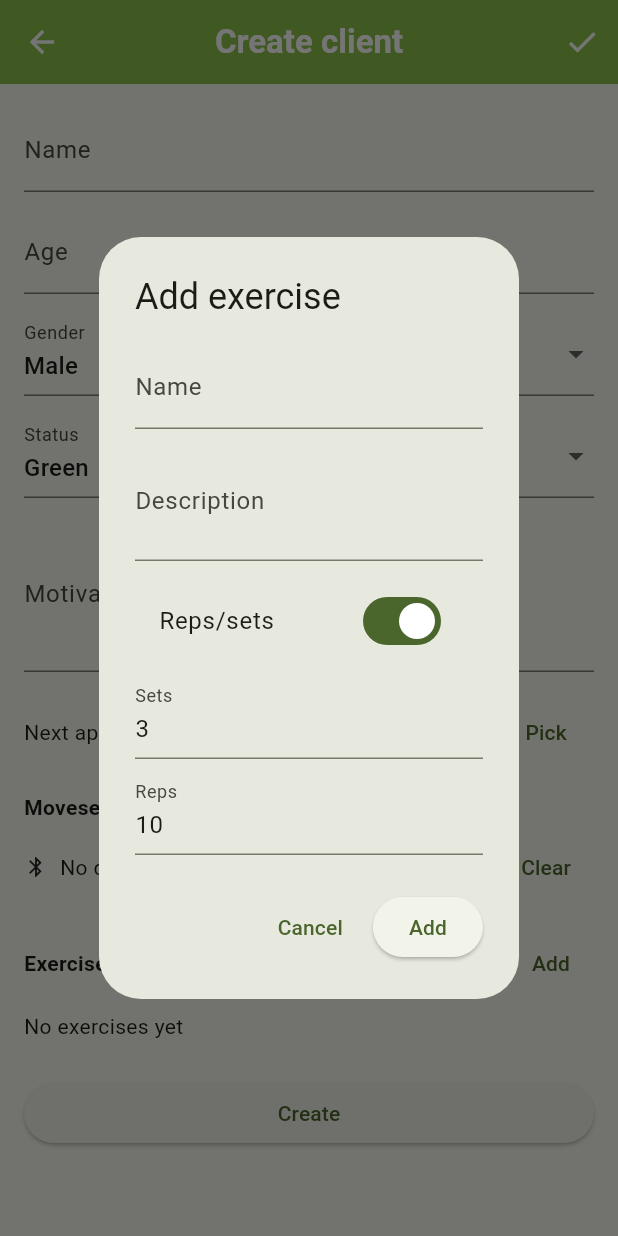
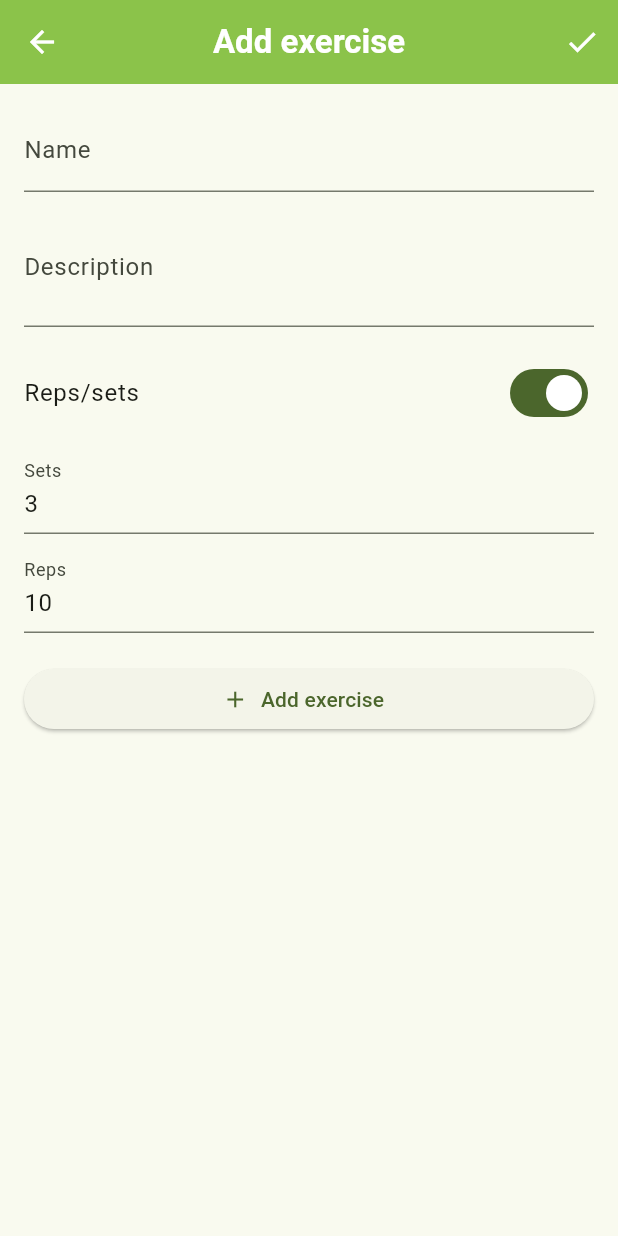
Before and after one commit to rosamarker/HealthyHabits, a Flutter app: the CreateClientPage screen opened directly with empty values, after a tap on "Add", on a phone screen of 412 x 824 dp. Run offline on Flutter 3.47's test engine with Material 3 defaults, Android fonts, the phone set to English and light mode, and no system bars; our stand-ins replace permission_handler, stop_watch_timer, table_calendar; missing offline and left inert: flutter_reactive_ble.

```diff
--- a/lib/view/create_client_view.dart
+++ b/lib/view/create_client_view.dart
@@ -5,8 +5,10 @@ import '../model/clients.dart';
 import '../view_model/create_client_view_model.dart';
 
 class CreateClientPage extends StatefulWidget {
-  // Keep for compatibility, but callers should rely on the returned Client.
+  /// Kept for compatibility with existing callers.
+  /// Callers should still rely on the returned Client from Navigator.pop.
   final void Function(Client created) onCreate;
+
   final Client? initialClient;
 
   const CreateClientPage({
@@ -44,142 +46,43 @@ class _CreateClientPageState extends State<CreateClientPage> {
       lastDate: DateTime(now.year + 5),
       initialDate: initial,
     );
-    if (date == null) return;
+    if (!mounted || date == null) return;
 
     final time = await showTimePicker(
       context: context,
       initialTime: TimeOfDay.fromDateTime(initial),
     );
-    if (time == null) return;
+    if (!mounted || time == null) return;
 
     viewModel.setNextAppointment(
       DateTime(date.year, date.month, date.day, time.hour, time.minute),
     );
   }
 
-  Future<void> _addExerciseDialog() async {
-    final nameCtrl = TextEditingController();
-    final descCtrl = TextEditingController();
-    final setsCtrl = TextEditingController(text: '3');
-    final repsCtrl = TextEditingController(text: '10');
-    final timeCtrl = TextEditingController(text: '30');
-
-    bool isCountable = true;
-
-    String? validatePositiveInt(String v) {
-      final n = int.tryParse(v.trim());
-      if (n == null || n < 0) return 'Enter a valid number';
-      return null;
-    }
-
-    final formKey = GlobalKey<FormState>();
-
-    final added = await showDialog<Exercise>(
-      context: context,
-      builder: (ctx) {
-        return AlertDialog(
-          title: const Text('Add exercise'),
-          content: StatefulBuilder(
-            builder: (ctx2, setState2) {
-              return Form(
-                key: formKey,
-                child: SingleChildScrollView(
-                  child: Column(
-                    mainAxisSize: MainAxisSize.min,
-                    children: [
-                      TextFormField(
-                        controller: nameCtrl,
-                        decoration: const InputDecoration(labelText: 'Name'),
-                        validator: (v) =>
-                            (v == null || v.trim().isEmpty) ? 'Name required' : null,
-                      ),
-                      const SizedBox(height: 8),
-                      TextFormField(
-                        controller: descCtrl,
-                        decoration: const InputDecoration(labelText: 'Description'),
-                        maxLines: 2,
-                      ),
-                      const SizedBox(height: 12),
-                      SwitchListTile(
-                        value: isCountable,
-                        onChanged: (v) => setState2(() => isCountable = v),
-                        title: Text(isCountable ? 'Reps/sets' : 'Time-based'),
-                      ),
-                      const SizedBox(height: 8),
-                      if (isCountable) ...[
-                        TextFormField(
-                          controller: setsCtrl,
-                          decoration: const InputDecoration(labelText: 'Sets'),
-                          keyboardType: TextInputType.number,
-                          validator: (v) => validatePositiveInt(v ?? ''),
-                        ),
-                        const SizedBox(height: 8),
-                        TextFormField(
-                          controller: repsCtrl,
-                          decoration: const InputDecoration(labelText: 'Reps'),
-                          keyboardType: TextInputType.number,
-                          validator: (v) => validatePositiveInt(v ?? ''),
-                        ),
-                      ] else ...[
-                        TextFormField(
-                          controller: timeCtrl,
-                          decoration: const InputDecoration(labelText: 'Time (sec)'),
-                          keyboardType: TextInputType.number,
-                          validator: (v) => validatePositiveInt(v ?? ''),
-                        ),
-                      ],
-                    ],
-                  ),
-                ),
-              );
-            },
-          ),
-          actions: [
-            TextButton(
-              onPressed: () => Navigator.pop(ctx, null),
-              child: const Text('Cancel'),
-            ),
-            ElevatedButton(
-              onPressed: () {
-                if (!(formKey.currentState?.validate() ?? false)) return;
-
-                final exercise = Exercise(
-                  exerciseId: DateTime.now().microsecondsSinceEpoch.toString(),
-                  name: nameCtrl.text.trim(),
-                  description: descCtrl.text.trim(),
-                  sets: isCountable ? (int.tryParse(setsCtrl.text.trim()) ?? 0) : 0,
-                  reps: isCountable ? (int.tryParse(repsCtrl.text.trim()) ?? 0) : 0,
-                  time: isCountable ? 0 : (int.tryParse(timeCtrl.text.trim()) ?? 0),
-                  isCountable: isCountable,
-                );
-
-                Navigator.pop(ctx, exercise);
-              },
-              child: const Text('Add'),
-            ),
-          ],
-        );
-      },
+  Future<void> _addExercise() async {
+    // IMPORTANT:
+    // Use a dedicated page instead of a dialog to avoid framework assertion:
+    // "_dependents.isEmpty" (can happen when dialogs/snackbars/contexts overlap).
+    final ex = await Navigator.push<Exercise>(
+      context,
+      MaterialPageRoute(builder: (_) => const AddExercisePage()),
     );
 
-    if (added != null) {
-      viewModel.addExercise(added);
+    if (!mounted) return;
+    if (ex != null) {
+      viewModel.addExercise(ex);
     }
-
-    nameCtrl.dispose();
-    descCtrl.dispose();
-    setsCtrl.dispose();
-    repsCtrl.dispose();
-    timeCtrl.dispose();
   }
 
   void _save() {
-    final client = viewModel.buildClient(existingClientId: widget.initialClient?.clientId);
+    final client =
+        viewModel.buildClient(existingClientId: widget.initialClient?.clientId);
 
-    // Keep old callback flow (in case other screens rely on it)
+    // Keep old callback flow (in case other screens rely on it).
     widget.onCreate(client);
 
-    // Critical: also RETURN the client so caller can reliably add/update.
+    // Critical: return the client so caller can add/update reliably.
+    if (!mounted) return;
     Navigator.pop(context, client);
   }
 
@@ -201,6 +104,7 @@ class _CreateClientPageState extends State<CreateClientPage> {
               IconButton(
                 onPressed: _save,
                 icon: const Icon(Icons.check),
+                tooltip: widget.initialClient == null ? 'Create' : 'Save',
               ),
             ],
           ),
@@ -212,14 +116,20 @@ class _CreateClientPageState extends State<CreateClientPage> {
                 TextField(
                   controller: viewModel.nameController,
                   decoration: const InputDecoration(labelText: 'Name'),
+                  textInputAction: TextInputAction.next,
                 ),
                 const SizedBox(height: 12),
+
                 TextField(
                   controller: viewModel.ageController,
                   decoration: const InputDecoration(labelText: 'Age'),
                   keyboardType: TextInputType.number,
+                  textInputAction: TextInputAction.next,
                 ),
                 const SizedBox(height: 12),
+
+                // Note: value deprecation depends on your Flutter channel.
+                // If your analyzer complains, switch to initialValue.
                 DropdownButtonFormField<String>(
                   value: viewModel.gender,
                   decoration: const InputDecoration(labelText: 'Gender'),
@@ -232,7 +142,9 @@ class _CreateClientPageState extends State<CreateClientPage> {
                     if (v != null) viewModel.setGender(v);
                   },
                 ),
+
                 const SizedBox(height: 12),
+
                 DropdownButtonFormField<int>(
                   value: viewModel.active,
                   decoration: const InputDecoration(labelText: 'Status'),
@@ -245,13 +157,17 @@ class _CreateClientPageState extends State<CreateClientPage> {
                     if (v != null) viewModel.setActive(v);
                   },
                 ),
+
                 const SizedBox(height: 12),
+
                 TextField(
                   controller: viewModel.motivationController,
                   decoration: const InputDecoration(labelText: 'Motivation'),
                   maxLines: 3,
                 ),
+
                 const SizedBox(height: 16),
+
                 Row(
                   children: [
                     Expanded(child: Text('Next appointment: $apptText')),
@@ -261,7 +177,9 @@ class _CreateClientPageState extends State<CreateClientPage> {
                     ),
                   ],
                 ),
+
                 const SizedBox(height: 16),
+
                 const Text(
                   'Movesense link',
                   style: TextStyle(fontWeight: FontWeight.bold),
@@ -275,17 +193,18 @@ class _CreateClientPageState extends State<CreateClientPage> {
                       child: Text(
                         (viewModel.movesenseDeviceName ?? viewModel.movesenseDeviceId) ??
                             'No device linked',
+                        overflow: TextOverflow.ellipsis,
                       ),
                     ),
                     TextButton(
-                      onPressed: () {
-                        viewModel.setMovesenseLink(deviceId: null, deviceName: null);
-                      },
+                      onPressed: () => viewModel.setMovesenseLink(deviceId: null, deviceName: null),
                       child: const Text('Clear'),
                     ),
                   ],
                 ),
+
                 const SizedBox(height: 16),
+
                 Row(
                   children: [
                     const Expanded(
@@ -295,13 +214,15 @@ class _CreateClientPageState extends State<CreateClientPage> {
                       ),
                     ),
                     TextButton.icon(
-                      onPressed: _addExerciseDialog,
+                      onPressed: _addExercise,
                       icon: const Icon(Icons.add),
                       label: const Text('Add'),
                     ),
                   ],
                 ),
+
                 const SizedBox(height: 8),
+
                 if (viewModel.exercises.isEmpty)
                   const Text('No exercises yet')
                 else
@@ -311,7 +232,7 @@ class _CreateClientPageState extends State<CreateClientPage> {
                       subtitle: Text(
                         e.isCountable
                             ? '${e.description}\n${e.sets} sets × ${e.reps} reps'
-                            : '${e.description}\n${e.time} sec',
+                            : '${e.description}\n${_formatDurationFromSeconds(e.time)}',
                       ),
                       isThreeLine: true,
                       trailing: IconButton(
@@ -320,7 +241,9 @@ class _CreateClientPageState extends State<CreateClientPage> {
                       ),
                     ),
                   ),
+
                 const SizedBox(height: 24),
+
                 SizedBox(
                   width: double.infinity,
                   child: ElevatedButton(
@@ -336,3 +259,198 @@ class _CreateClientPageState extends State<CreateClientPage> {
     );
   }
 }
+
+String _formatDurationFromSeconds(int seconds) {
+  final mins = seconds ~/ 60;
+  final secs = seconds % 60;
+  if (mins <= 0) return '${secs}s';
+  if (secs == 0) return '${mins}m';
+  return '${mins}m ${secs}s';
+}
+
+/// Full-screen exercise editor to avoid dialog/context lifecycle assertions.
+/// Supports:
+/// - Countable: sets + reps
+/// - Time-based: minutes + seconds (stored as Exercise.time in seconds)
+class AddExercisePage extends StatefulWidget {
+  const AddExercisePage({super.key});
+
+  @override
+  State<AddExercisePage> createState() => _AddExercisePageState();
+}
+
+class _AddExercisePageState extends State<AddExercisePage> {
+  final _formKey = GlobalKey<FormState>();
+
+  final _nameCtrl = TextEditingController();
+  final _descCtrl = TextEditingController();
+
+  final _setsCtrl = TextEditingController(text: '3');
+  final _repsCtrl = TextEditingController(text: '10');
+
+  // Minutes-based stopwatch/countdown input
+  final _minutesCtrl = TextEditingController(text: '1');
+  final _secondsCtrl = TextEditingController(text: '0');
+
+  bool _isCountable = true;
+
+  @override
+  void dispose() {
+    _nameCtrl.dispose();
+    _descCtrl.dispose();
+    _setsCtrl.dispose();
+    _repsCtrl.dispose();
+    _minutesCtrl.dispose();
+    _secondsCtrl.dispose();
+    super.dispose();
+  }
+
+  String? _requiredText(String? v) {
+    if (v == null || v.trim().isEmpty) return 'Required';
+    return null;
+  }
+
+  String? _nonNegInt(String? v) {
+    final n = int.tryParse((v ?? '').trim());
+    if (n == null || n < 0) return 'Enter a valid number';
+    return null;
+  }
+
+  String? _sec0to59(String? v) {
+    final n = int.tryParse((v ?? '').trim());
+    if (n == null || n < 0 || n > 59) return '0–59 only';
+    return null;
+  }
+
+  void _submit() {
+    if (!(_formKey.currentState?.validate() ?? false)) return;
+
+    int timeSeconds = 0;
+    if (!_isCountable) {
+      final mins = int.tryParse(_minutesCtrl.text.trim()) ?? 0;
+      final secs = int.tryParse(_secondsCtrl.text.trim()) ?? 0;
+      timeSeconds = (mins * 60) + secs;
+      if (timeSeconds <= 0) {
+        // No snackbars/dialogs here; just keep it simple and safe.
+        // Show inline error by forcing validation failure pattern:
+        // We can instead pop up a small alert safely here, but keep minimal.
+        return;
+      }
+    }
+
+    final ex = Exercise(
+      exerciseId: DateTime.now().microsecondsSinceEpoch.toString(),
+      name: _nameCtrl.text.trim(),
+      description: _descCtrl.text.trim(),
+      sets: _isCountable ? (int.tryParse(_setsCtrl.text.trim()) ?? 0) : 0,
+      reps: _isCountable ? (int.tryParse(_repsCtrl.text.trim()) ?? 0) : 0,
+      time: _isCountable ? 0 : timeSeconds, // stored in seconds
+      isCountable: _isCountable,
+    );
+
+    Navigator.pop(context, ex);
+  }
+
+  @override
+  Widget build(BuildContext context) {
+    return Scaffold(
+      appBar: AppBar(
+        title: const Text('Add exercise'),
+        actions: [
+          IconButton(
+            onPressed: _submit,
+            icon: const Icon(Icons.check),
+            tooltip: 'Add',
+          ),
+        ],
+      ),
+      body: SafeArea(
+        child: Form(
+          key: _formKey,
+          child: ListView(
+            padding: const EdgeInsets.all(16),
+            children: [
+              TextFormField(
+                controller: _nameCtrl,
+                decoration: const InputDecoration(labelText: 'Name'),
+                validator: _requiredText,
+                textInputAction: TextInputAction.next,
+              ),
+              const SizedBox(height: 10),
+
+              TextFormField(
+                controller: _descCtrl,
+                decoration: const InputDecoration(labelText: 'Description'),
+                maxLines: 2,
+                textInputAction: TextInputAction.next,
+              ),
+              const SizedBox(height: 16),
+
+              SwitchListTile(
+                value: _isCountable,
+                onChanged: (v) => setState(() => _isCountable = v),
+                title: Text(_isCountable ? 'Reps/sets' : 'Time-based (minutes)'),
+                contentPadding: EdgeInsets.zero,
+              ),
+              const SizedBox(height: 10),
+
+              if (_isCountable) ...[
+                TextFormField(
+                  controller: _setsCtrl,
+                  decoration: const InputDecoration(labelText: 'Sets'),
+                  keyboardType: TextInputType.number,
+                  validator: _nonNegInt,
+                ),
+                const SizedBox(height: 10),
+                TextFormField(
+                  controller: _repsCtrl,
+                  decoration: const InputDecoration(labelText: 'Reps'),
+                  keyboardType: TextInputType.number,
+                  validator: _nonNegInt,
+                ),
+              ] else ...[
+                Row(
+                  children: [
+                    Expanded(
+                      child: TextFormField(
+                        controller: _minutesCtrl,
+                        decoration: const InputDecoration(labelText: 'Minutes'),
+                        keyboardType: TextInputType.number,
+                        validator: _nonNegInt,
+                      ),
+                    ),
+                    const SizedBox(width: 12),
+                    Expanded(
+                      child: TextFormField(
+                        controller: _secondsCtrl,
+                        decoration: const InputDecoration(labelText: 'Seconds'),
+                        keyboardType: TextInputType.number,
+                        validator: _sec0to59,
+                      ),
+                    ),
+                  ],
+                ),
+                const SizedBox(height: 8),
+                const Text(
+                  'This will run as a countdown timer on the client page.',
+                  style: TextStyle(fontSize: 12, color: Colors.black54),
+                ),
+              ],
+
+              const SizedBox(height: 20),
+
+              SizedBox(
+                width: double.infinity,
+                child: ElevatedButton.icon(
+                  onPressed: _submit,
+                  icon: const Icon(Icons.add),
+                  label: const Text('Add exercise'),
+                ),
+              ),
+            ],
+          ),
+        ),
+      ),
+    );
+  }
+}
```
Also changed, not shown: lib/view/home_view.dart (+62 -43 lines).
